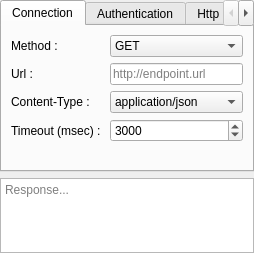
This is RequestFlowApp/CoreView/ui/EndpointNodeUi.ui in fatehmtd/RequestFlow as Qt 5 draws it before an edit. The edited form follows.
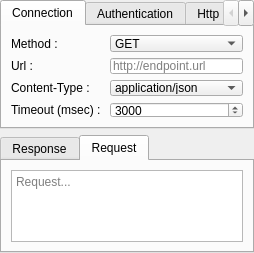
This is the edited form. The open tabs and pages were chosen to show the change.

Commit message: Added extra headers support for endpoint node

```diff
--- a/RequestFlowApp/CoreView/ui/EndpointNodeUi.ui
+++ b/RequestFlowApp/CoreView/ui/EndpointNodeUi.ui
@@ -19,7 +19,7 @@
   <property name="windowTitle">
    <string>EndpointNode</string>
   </property>
-  <layout class="QGridLayout" name="gridLayout_7">
+  <layout class="QGridLayout" name="gridLayout_6">
    <property name="leftMargin">
     <number>0</number>
    </property>
@@ -813,6 +813,16 @@
     </widget>
    </item>
    <item row="1" column="0">
+    <widget class="QTabWidget" name="tabWidget">
+     <property name="currentIndex">
+      <number>0</number>
+     </property>
+     <widget class="QWidget" name="tab_10">
+      <attribute name="title">
+       <string>Response</string>
+      </attribute>
+      <layout class="QGridLayout" name="gridLayout_4">
+       <item row="0" column="0">
     <widget class="QPlainTextEdit" name="plainTextEdit_response">
      <property name="readOnly">
       <bool>true</bool>
@@ -820,6 +830,27 @@
      <property name="placeholderText">
       <string>Response...</string>
      </property>
+        </widget>
+       </item>
+      </layout>
+     </widget>
+     <widget class="QWidget" name="tab_11">
+      <attribute name="title">
+       <string>Request</string>
+      </attribute>
+      <layout class="QGridLayout" name="gridLayout_7">
+       <item row="0" column="0">
+        <widget class="QPlainTextEdit" name="plainTextEdit_request">
+         <property name="readOnly">
+          <bool>true</bool>
+         </property>
+         <property name="placeholderText">
+          <string>Request...</string>
+         </property>
+        </widget>
+       </item>
+      </layout>
+     </widget>
     </widget>
    </item>
   </layout>
```
Left out of the diff: 10 changed lines with no effect on the pictures. Lines whose indentation alone changed are shown as unchanged. The commit also changes 104 other files.
